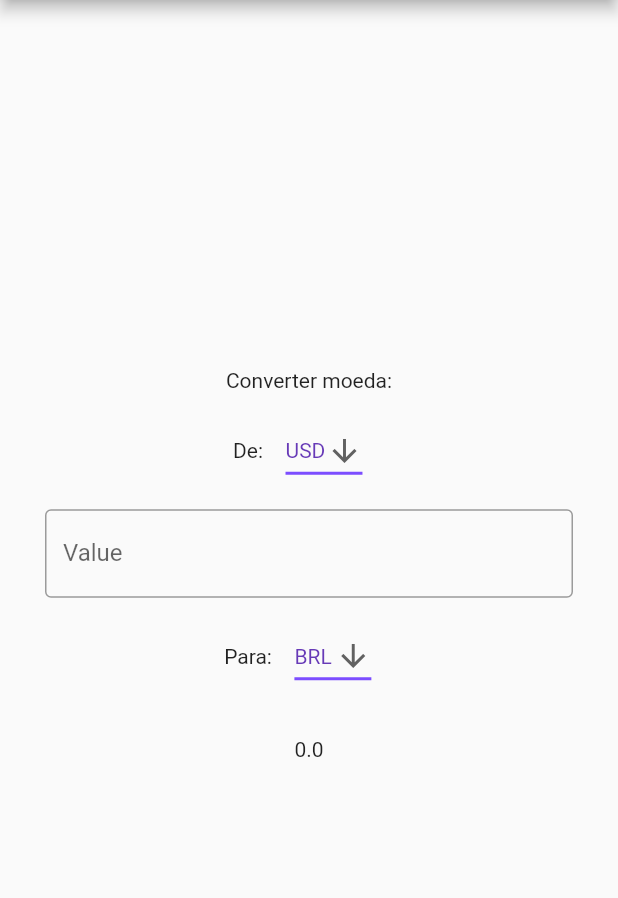
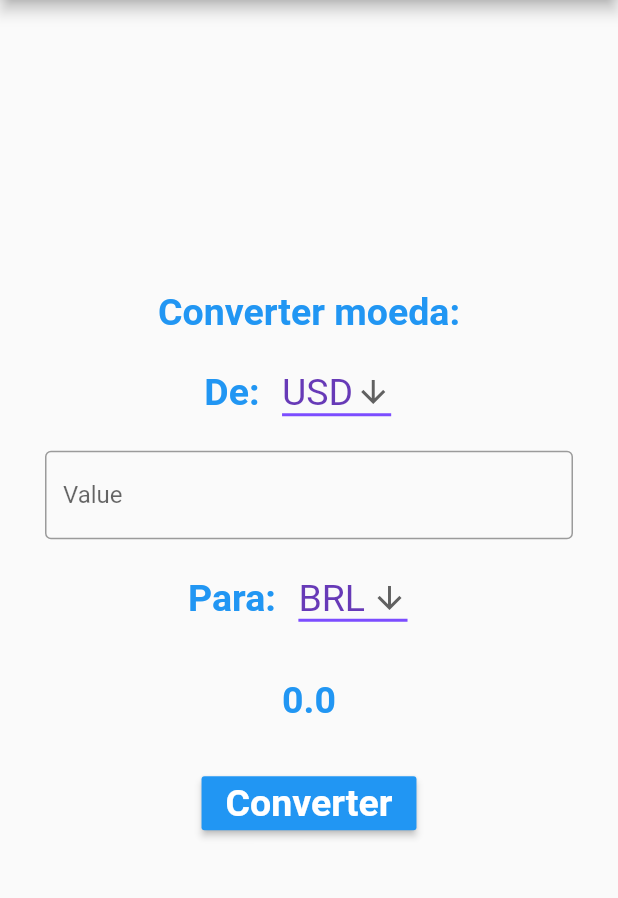
Before and after one commit to JN513/conversor_de_moedas, a Flutter app: the screen it shows after launch, on a phone screen of 412 x 824 dp, the part 84-982 px from its top. Run offline on Flutter 3.47's test engine with Material 2 defaults, Android fonts, the phone set to English and light mode, and no system bars.

Commit message:
Estilizando interface, criando metodo para realizar conversão, colocando botão para converter, modificando logica de conversão

```diff
--- a/lib/pages/home.dart
+++ b/lib/pages/home.dart
@@ -12,20 +12,40 @@ class HomePage extends StatefulWidget {
 
 class _HomePageState extends State<HomePage> {
 
+  final TextEditingController _textController = new TextEditingController();
   var from = "USD";
   var to = "BRL";
   var num = 0.0;
 
+  Future<void> convert(String? value) async{
+    double qtd = double.parse(value!);
+    var valor = await getCurrentCotation(from, to);
+
+    setState((){
+      num = qtd * valor;
+    });
+  }
+
   void setToCoin(String? value){
-    setState(){
-      to = value ?? "BRL";
-    }
+    _textController.clear();
+
+    setState((){
+      to = value!;
+      num = 0.0;
+    });
   }
 
   void setFromCoin(String? value){
-    setState(){
-      from = value ?? "USD";
-    }
+    _textController.clear();
+
+    setState((){
+      from = value!;
+      num = 0.0;
+    });
+  }
+
+  void buttonEvent(){
+    convert(_textController.text);
   }
 
   @override
@@ -40,6 +60,11 @@ class _HomePageState extends State<HomePage> {
           children: <Widget>[
             const Text(
               'Converter moeda:',
+              style: TextStyle(
+                  fontSize: 25,
+                  color: Colors.blue,
+                  fontWeight: FontWeight.bold
+              ),
             ),
 
             // Moeda a se converter
@@ -51,6 +76,11 @@ class _HomePageState extends State<HomePage> {
                   children: <Widget>[
                     const Text(
                       'De:',
+                      style: TextStyle(
+                          fontSize: 25,
+                          color: Colors.blue,
+                          fontWeight: FontWeight.bold
+                      ),
                     ),
                     Padding(
                       padding: EdgeInsets.fromLTRB(15.0, 0, 15.0, 0),
@@ -58,7 +88,7 @@ class _HomePageState extends State<HomePage> {
                         value: from,
                         icon: const Icon(Icons.arrow_downward),
                         elevation: 16,
-                        style: const TextStyle(color: Colors.deepPurple),
+                        style: const TextStyle(color: Colors.deepPurple, fontSize:  25),
                         underline: Container(
                           height: 2,
                           color: Colors.deepPurpleAccent,
@@ -89,8 +119,9 @@ class _HomePageState extends State<HomePage> {
             Padding(
               padding: EdgeInsets.fromLTRB(30, 0, 30, 0),
               child: TextField(
-                onChanged: (String? value){
-
+                controller: _textController,
+                onSubmitted: (String? value){
+                    convert(value);
                 },
                 keyboardType: TextInputType.number,
                 obscureText: false,
@@ -110,6 +141,11 @@ class _HomePageState extends State<HomePage> {
                   children: <Widget>[
                     const Text(
                       'Para:',
+                      style: TextStyle(
+                          fontSize: 25,
+                          color: Colors.blue,
+                          fontWeight: FontWeight.bold
+                      ),
                     ),
                     Padding(
                       padding: EdgeInsets.fromLTRB(15.0, 0, 15.0, 0),
@@ -117,7 +153,7 @@ class _HomePageState extends State<HomePage> {
                         value: to,
                         icon: const Icon(Icons.arrow_downward),
                         elevation: 16,
-                        style: const TextStyle(color: Colors.deepPurple),
+                        style: const TextStyle(color: Colors.deepPurple, fontSize: 25),
                         underline: Container(
                           height: 2,
                           color: Colors.deepPurpleAccent,
@@ -146,9 +182,29 @@ class _HomePageState extends State<HomePage> {
             Padding(
               padding: EdgeInsets.fromLTRB(30, 15, 30, 15),
               child: Text(
-                "0.0",
+                "$num",
+                style: TextStyle(
+                    fontSize: 25,
+                    color: Colors.blue,
+                    fontWeight: FontWeight.bold
+                ),
               ),
-            )
+            ),
+            Padding(
+              padding: EdgeInsets.fromLTRB(30, 15, 30, 15),
+              child: RaisedButton(
+                child: Text(
+                  "Converter",
+                  style: TextStyle(
+                      fontSize: 25,
+                      color: Colors.white,
+                      fontWeight: FontWeight.bold
+                  ),
+                ),
+                color: Colors.blue,
+                onPressed: buttonEvent,//evento do botão
+              ),
+            ),
           ],
         ),
       ),
```
